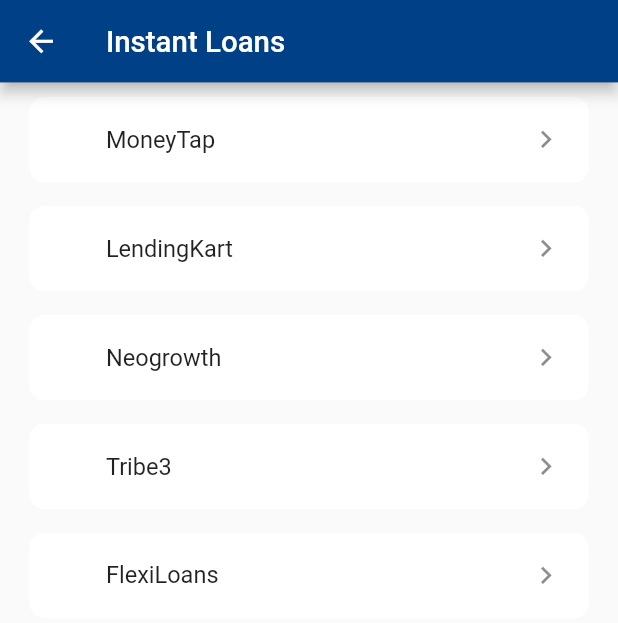
After one commit to parthh75/igli_app, a Flutter app: the InstantLoansScreen screen opened directly, on a phone screen of 412 x 824 dp. The commit adds this screen. Shown: the top 623 px of the screen. Run offline on Flutter 3.47's test engine with Material 2 defaults, Android fonts, the phone set to English and light mode, and no system bars; our stand-ins replace flutter_spinkit, get, google_fonts, responsive_framework.

Commit message:
zenish 10/11/2022 12:14

```diff
--- /dev/null
+++ b/lib/view/more/instant_loans_screen.dart
@@ -0,0 +1,101 @@
+import 'package:flutter/material.dart';
+import 'package:get/get.dart';
+import 'package:igli_financial/common_widgets/bottomsheet.dart';
+import 'package:igli_financial/common_widgets/done_screen.dart';
+import 'package:igli_financial/view/more/more_main.dart';
+import 'package:igli_financial/view/more/ourpartnerservicescreen.dart';
+
+class InstantLoansScreen extends StatefulWidget {
+  const InstantLoansScreen({Key? key}) : super(key: key);
+
+  @override
+  State<InstantLoansScreen> createState() => _InstantLoansScreenState();
+}
+
+class _InstantLoansScreenState extends State<InstantLoansScreen> {
+  @override
+  Widget build(BuildContext context) {
+    return Scaffold(
+      appBar: AppBar(title: Text("Instant Loans")),
+      body: Column(
+        children: [
+          commonListTile(
+                  title: "MoneyTap",
+                  onTap: () {},
+                  shape: OutlineInputBorder(
+                      borderRadius: BorderRadius.circular(10),
+                      borderSide: const BorderSide(color: Colors.transparent)))
+              .paddingOnly(top: 10, left: 20, right: 20),
+          commonListTile(
+                  title: "LendingKart",
+                  onTap: () {
+                    commonSheet(
+                        context: context,
+                        title: "Significance",
+                        headText: "LendingKart",
+                        discription:
+                            "Take your Business to the next level,Acail an Instant Loan With Just one click",
+                        onTap: () {
+                          Get.to(const doneScreen());
+                        });
+                  },
+                  shape: OutlineInputBorder(
+                      borderRadius: BorderRadius.circular(10),
+                      borderSide: const BorderSide(color: Colors.transparent)))
+              .paddingOnly(top: 10, left: 20, right: 20),
+          commonListTile(
+                  title: "Neogrowth",
+                  onTap: () {
+                    commonSheet(
+                        context: context,
+                        title: "Significance",
+                        headText: "Neogrowth",
+                        discription:
+                            "Take your Business to the next level,Acail an Instant Loan With Just one click",
+                        onTap: () {
+                          Get.to(const doneScreen());
+                        });
+                  },
+                  shape: OutlineInputBorder(
+                      borderRadius: BorderRadius.circular(10),
+                      borderSide: const BorderSide(color: Colors.transparent)))
+              .paddingOnly(top: 10, left: 20, right: 20),
+          commonListTile(
+                  title: "Tribe3",
+                  onTap: () {
+                    commonSheet(
+                        context: context,
+                        title: "Significance",
+                        headText: "Tribe3",
+                        discription:
+                            "Take your Business to the next level,Acail an Instant Loan With Just one click",
+                        onTap: () {
+                          Get.to(const doneScreen());
+                        });
+                  },
+                  shape: OutlineInputBorder(
+                      borderRadius: BorderRadius.circular(10),
+                      borderSide: const BorderSide(color: Colors.transparent)))
+              .paddingOnly(top: 10, left: 20, right: 20),
+          commonListTile(
+                  title: "FlexiLoans",
+                  onTap: () {
+                    commonSheet(
+                        context: context,
+                        title: "Significance",
+                        headText: "FlexiLoans",
+                        discription:
+                            "Take your Business to the next level,Acail an Instant Loan With Just one click",
+                        onTap: () {
+                          Get.to(const doneScreen());
+                        });
+                  },
+                  shape: OutlineInputBorder(
+                      borderRadius: BorderRadius.circular(10),
+                      borderSide: const BorderSide(color: Colors.transparent)))
+              .paddingOnly(top: 10, left: 20, right: 20),
+        ],
+      ),
+    );
+  }
+}
--- a/lib/view/more/more_main.dart
+++ b/lib/view/more/more_main.dart
@@ -81,7 +81,7 @@ class _MoreScreenState extends State<MoreScreen> {
   }
 }
 
-commonListTile({title, leadingIcon, onTap}) {
+Widget commonListTile({title, leadingIcon, onTap, shape}) {
   return ListTile(
     title: Text(title),
     trailing: const Icon(Icons.navigate_next),
@@ -89,5 +89,6 @@ commonListTile({title, leadingIcon, onTap}) {
     horizontalTitleGap: -5,
     tileColor: Colors.white,
     onTap: onTap,
+    shape: shape,
   ).paddingOnly(bottom: 6);
 }
```
Also changed, not shown: lib/common_widgets/bottomsheet.dart (added, +51 -0 lines), lib/common_widgets/done_screen.dart (added, +44 -0 lines), lib/main.dart (+26 -23 lines), lib/view/more/ourpartnerservicescreen.dart (+14 -36 lines), lib/view/more/partners_screen.dart (+49 -7 lines).
